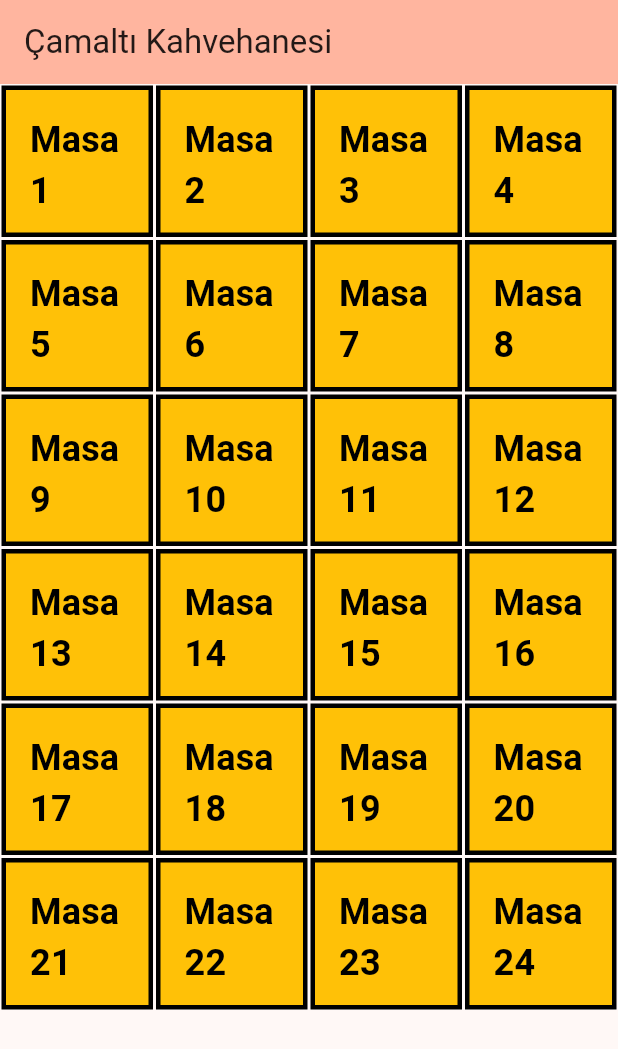
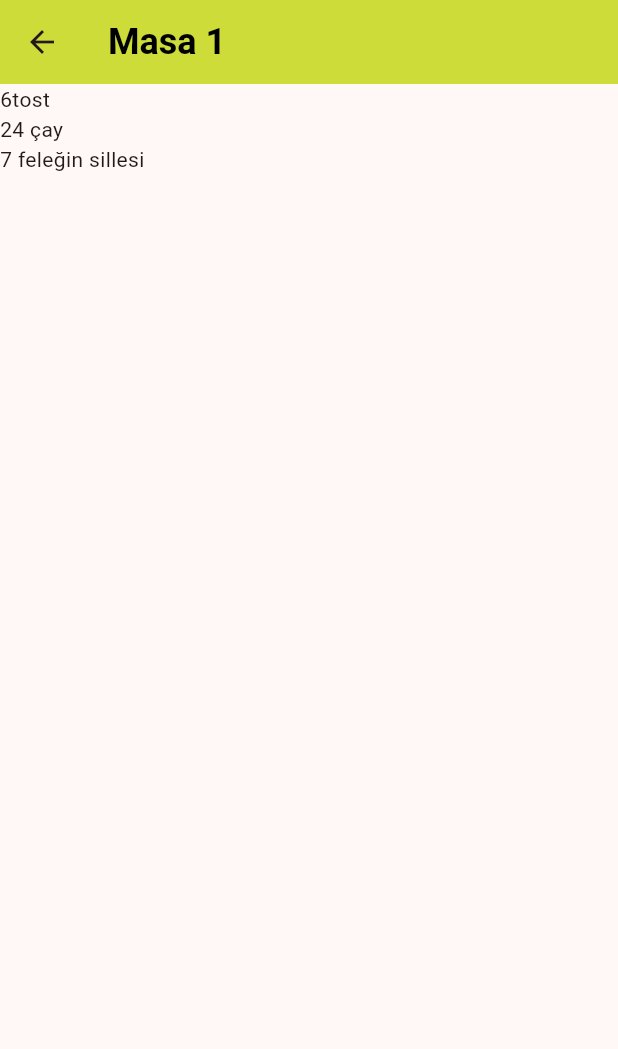
Before and after one commit to Erimsaholut/cafeManagementApp, a Flutter app: the screen it shows after launch, after a tap on an icon or button, on a phone screen of 412 x 824 dp. Shown: the top 1049 px of the screen. Run offline on Flutter 3.47's test engine with Material 2 defaults, Android fonts, the phone set to English and light mode, and no system bars.

Commit message:
menu page and isTableName widget util added

```diff
--- a/lib/classes/custom_table.dart
+++ /dev/null
@@ -1,89 +0,0 @@
-import 'package:flutter/material.dart';
-
-class CustomTable extends StatefulWidget {
-  CustomTable({super.key, required this.tableNum, this.tableName = ""});
-
-  final int tableNum;
-  late String tableName;
-
-  @override
-  State<CustomTable> createState() => _CustomTableState();
-}
-
-class _CustomTableState extends State<CustomTable> {
-  @override
-  Widget build(BuildContext context) {
-    return Container(
-      margin: const EdgeInsets.all(1.0),
-      decoration: BoxDecoration(
-          border: Border.all(width: 3.0),
-          // Set border width as needed
-          //borderRadius: BorderRadius.circular(30.0), // Set border radius as needed
-          color: Colors.amber),
-      child: TextButton(
-        onPressed: () {
-          print(widget.tableNum);
-          print(widget.tableName);
-        },
-        onLongPress: () {
-          TextEditingController _tableNameController = TextEditingController();
-          showDialog(
-            context: context,
-            builder: (context) {
-              return AlertDialog(
-                title: const Text("Table Name"),
-                content: TextField(
-                  controller: _tableNameController,
-                  decoration:
-                      const InputDecoration(hintText: "Enter table name"),
-                ),
-                actions: [
-                  TextButton(
-                    onPressed: () {
-                      Navigator.pop(context);
-                    },
-                    child: const Text("Cancel"),
-                  ),
-                  TextButton(
-                    onPressed: () {
-                      setState(() {
-                        // Kullanıcının girdiği değeri alabilirsiniz.
-                        widget.tableName = _tableNameController.text;
-                        print("Entered Table Name: ${widget.tableName}");
-
-                        Navigator.pop(context);
-                      });
-                    },
-                    child: const Text("OK"),
-                  ),
-                ],
-              );
-            },
-          );
-        },
-        style: TextButton.styleFrom(
-          backgroundColor: Colors.transparent,
-          padding: const EdgeInsets.all(16.0),
-          shape: RoundedRectangleBorder(
-            borderRadius: BorderRadius.circular(8.0),
-          ),
-        ),
-        child: (widget.tableName == "")
-            ? Text(
-                "Masa ${widget.tableNum}",
-                style: const TextStyle(
-                    fontWeight: FontWeight.bold,
-                    color: Colors.black,
-                    fontSize: 24),
-              )
-            : Text(
-                "${widget.tableName}",
-                style: const TextStyle(
-                    fontWeight: FontWeight.bold,
-                    color: Colors.black,
-                    fontSize: 24),
-              ),
-      ),
-    );
-  }
-}
--- /dev/null
+++ b/lib/classes/custom_table_button.dart
@@ -0,0 +1,105 @@
+import 'package:flutter/material.dart';
+
+import '../utils/is_table_name_null.dart';
+import 'custom_table_menu.dart';
+
+/*Siparişlerin değerleri burada mı tutulacak ayrı dosyadan mı çekilecek ona bak
+ sistem oluştuğuda*/
+//todo yazı stillerini ve constları taşı hep
+
+class CustomTable extends StatefulWidget {
+  CustomTable({super.key, required this.tableNum, this.tableName = ""});
+
+  final int tableNum;
+  late String tableName;
+
+  @override
+  State<CustomTable> createState() => _CustomTableState();
+}
+
+class _CustomTableState extends State<CustomTable> {
+  @override
+  Widget build(BuildContext context) {
+    return Container(
+      margin: const EdgeInsets.all(1.0),
+      decoration: BoxDecoration(
+          border: Border.all(width: 3.0),
+          // Set border width as needed
+          //borderRadius: BorderRadius.circular(30.0), // Set border radius as needed
+          color: Colors.amber),
+      child: TextButton(
+          onPressed: () {
+            Navigator.of(context).push(
+              PageRouteBuilder(
+                opaque: false,
+                pageBuilder: (_, __, ___) =>
+                    CustomTableMenu(
+                      tableNum: widget.tableNum,
+                      tableName: widget.tableName,
+                    ),
+                transitionsBuilder: (_, anim, __, child) {
+                  return ScaleTransition(
+                    scale: anim,
+                    child: child,
+                  );
+                },
+                transitionDuration: const Duration(milliseconds: 300),
+              ),
+            );
+          },
+          onLongPress: () {
+            TextEditingController _tableNameController = TextEditingController();
+            showDialog(
+              context: context,
+              builder: (context) {
+                return AlertDialog(
+                  title: const Text("Table Name"),
+                  content: TextField(
+                    controller: _tableNameController,
+                    decoration:
+                    const InputDecoration(hintText: "Enter table name"),
+                  ),
+                  actions: [
+                    TextButton(
+                      onPressed: () {
+                        setState(() {
+                          widget.tableName = "";
+                          Navigator.pop(context);
+                        });
+                      },
+                      child: const Text("Delete"),
+                    ),
+                    TextButton(
+                      onPressed: () {
+                        Navigator.pop(context);
+                      },
+                      child: const Text("Cancel"),
+                    ),
+                    TextButton(
+                      onPressed: () {
+                        setState(() {
+                          widget.tableName = _tableNameController.text;
+                          print("Entered Table Name: ${widget.tableName}");
+
+                          Navigator.pop(context);
+                        });
+                      },
+                      child: const Text("OK"),
+                    ),
+                  ],
+                );
+              },
+            );
+          },
+          style: TextButton.styleFrom(
+            backgroundColor: Colors.transparent,
+            padding: const EdgeInsets.all(16.0),
+            shape: RoundedRectangleBorder(
+              borderRadius: BorderRadius.circular(8.0),
+            ),
+          ),
+          child:isTableNameNull(widget.tableName,widget.tableNum),
+      ),
+    );
+  }
+}
--- /dev/null
+++ b/lib/classes/custom_table_menu.dart
@@ -0,0 +1,24 @@
+import 'package:cafe_management_system_for_camalti_kahvesi/utils/is_table_name_null.dart';
+import 'package:flutter/material.dart';
+
+class CustomTableMenu extends StatelessWidget {
+  CustomTableMenu(
+      {super.key, required int this.tableNum, required this.tableName});
+
+  final int tableNum;
+  final String tableName;
+
+  //bunların final olması sıkıntı çıkarabilir dikkat et
+  @override
+  Widget build(BuildContext context) {
+    return Scaffold(
+      appBar: AppBar(
+        title: isTableNameNull(tableName, tableNum),
+        backgroundColor: Colors.lime,
+      ),
+      body: const Column(
+        children: [Text("6tost\n24 çay\n7 feleğin sillesi")],
+      ),
+    );
+  }
+}
--- a/lib/main.dart
+++ b/lib/main.dart
@@ -1,7 +1,6 @@
 import 'dart:math';
 import 'package:flutter/material.dart';
-
-import 'classes/custom_table.dart';
+import 'classes/custom_table_button.dart';
 
 void main() {
   runApp(const MyApp());
@@ -52,7 +51,6 @@ class _MyHomePageState extends State<MyHomePage> {
 }
 
 Container testBox() {
-  // Rastgele bir renk seçmek için
   Color randomColor() {
     final Random random = Random();
     return Color.fromARGB(
@@ -63,7 +61,6 @@ Container testBox() {
     );
   }
 
-  // Düzeltme: Bir Container döndürüyoruz
   return Container(
     color: randomColor(),
     width: 100.0,
--- /dev/null
+++ b/lib/utils/is_table_name_null.dart
@@ -0,0 +1,16 @@
+import 'package:flutter/material.dart';
+
+Text isTableNameNull(String tablename, int tableNum) {
+  String tableName = tablename;
+  return (tableName == "")
+      ? Text(
+          "Masa $tableNum",
+          style: const TextStyle(
+              fontWeight: FontWeight.bold, color: Colors.black, fontSize: 24),
+        )
+      : Text(
+          tableName,
+          style: const TextStyle(
+              fontWeight: FontWeight.bold, color: Colors.black, fontSize: 24),
+        );
+}
```
